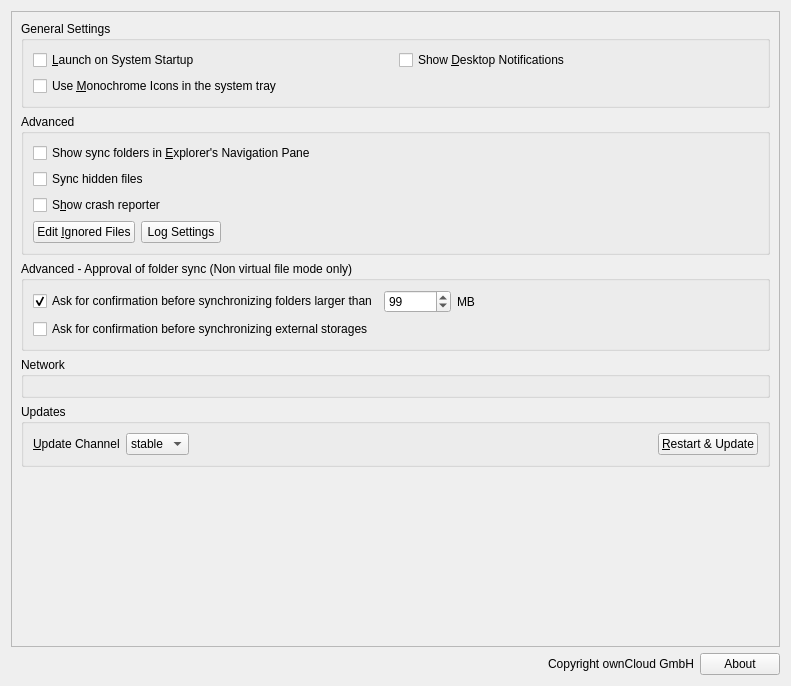
This is src/gui/generalsettings.ui in GrossLukas/client as Qt 5 draws it before an edit. The edited form follows.
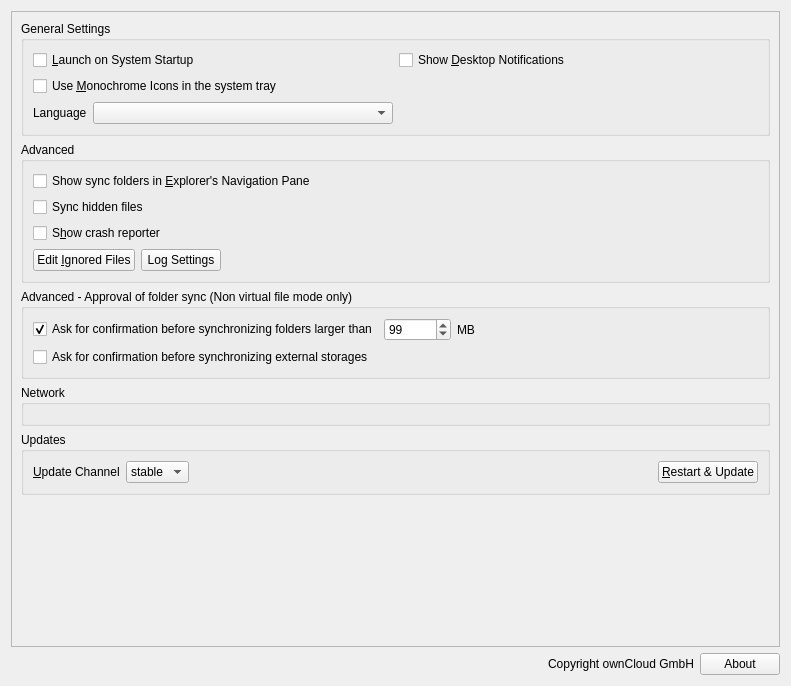
This is the edited form. Custom widgets are drawn as their Qt base class.

Commit message:
Add language dropdown to general settings page
Allows users to specify their preferred language, similar to --language. If not set, the existing auto-detection will be used.

Diff of the .ui file:
```diff
--- a/src/gui/generalsettings.ui
+++ b/src/gui/generalsettings.ui
@@ -56,6 +56,39 @@
             </property>
            </widget>
           </item>
+          <item row="2" column="0">
+           <layout class="QHBoxLayout" name="horizontalLayout_6">
+            <item>
+             <widget class="QLabel" name="languageLabel">
+              <property name="sizePolicy">
+               <sizepolicy hsizetype="Maximum" vsizetype="Preferred">
+                <horstretch>0</horstretch>
+                <verstretch>0</verstretch>
+               </sizepolicy>
+              </property>
+              <property name="locale">
+               <locale language="English" country="UnitedStates"/>
+              </property>
+              <property name="text">
+               <string>Language</string>
+              </property>
+             </widget>
+            </item>
+            <item>
+             <widget class="QComboBox" name="languageDropdown">
+              <property name="sizePolicy">
+               <sizepolicy hsizetype="Minimum" vsizetype="Fixed">
+                <horstretch>0</horstretch>
+                <verstretch>0</verstretch>
+               </sizepolicy>
+              </property>
+              <property name="currentText">
+               <string/>
+              </property>
+             </widget>
+            </item>
+           </layout>
+          </item>
          </layout>
         </widget>
        </item>
```
The commit also changes 2 other files.
